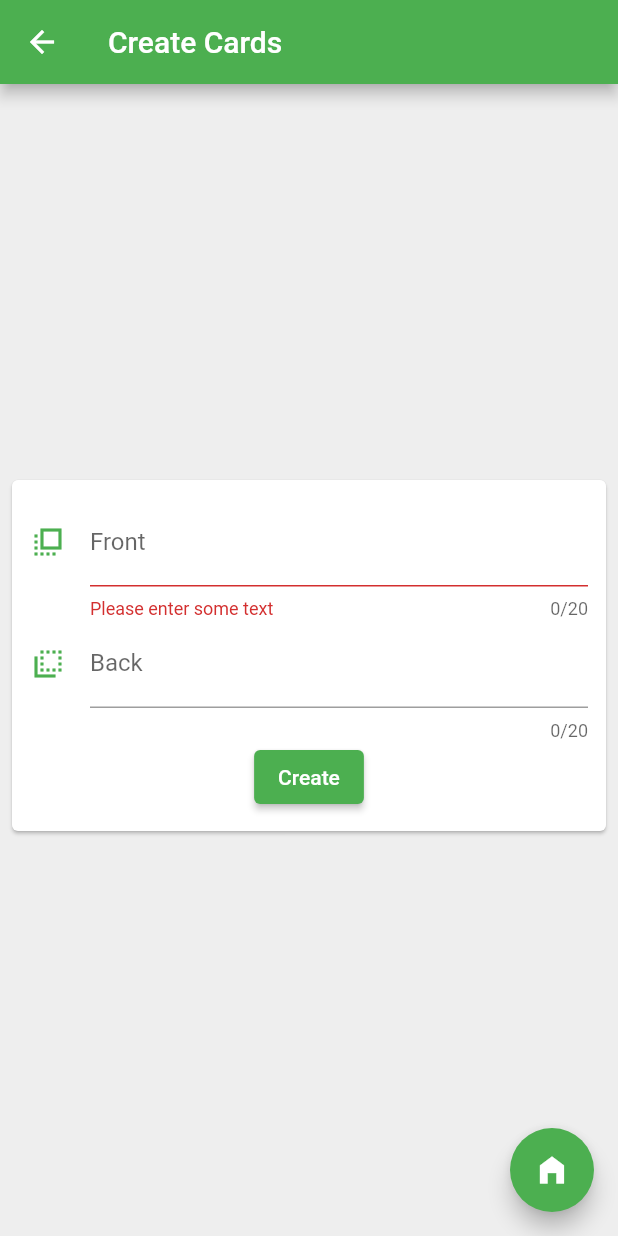
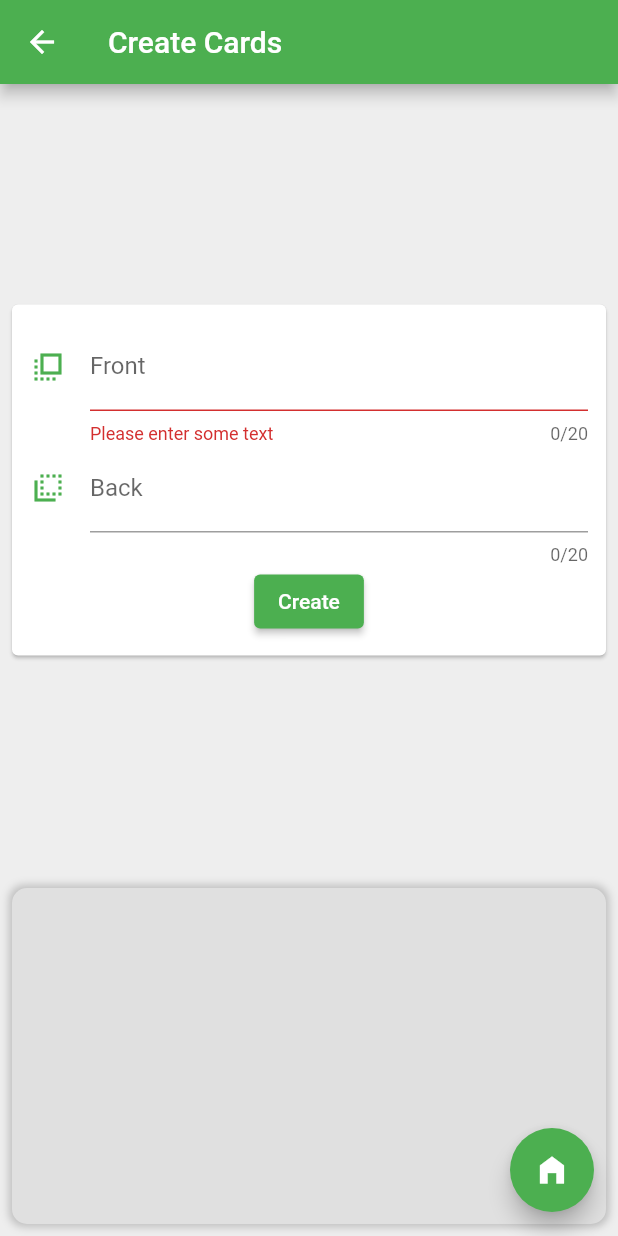
Before and after one commit to z33p/one-study-mobile, a Flutter app: the CreateCardScreen screen opened directly, after a tap on "Create", on a phone screen of 412 x 824 dp. Run offline on Flutter 3.47's test engine with Material 2 defaults, Android fonts, the phone set to English and light mode, and no system bars; our stand-ins replace flutter_speed_dial, sqflite; accounts and stored records are empty.

Commit message:
feat: create card screen and attach decks

```diff
--- a/lib/models/Card.dart
+++ b/lib/models/Card.dart
@@ -48,6 +48,7 @@ class Card implements EntityAbstract {
   Map<String, dynamic> toMap() {
     var cardMap = EntityAbstract.entityToMap(this);
 
+    cardMap[dbTable.idColumn] = this.cardId;
     cardMap[dbTable.frontColumn] = this.front;
     cardMap[dbTable.backColumn] = this.back;
 
--- a/lib/repositories/repository.dart
+++ b/lib/repositories/repository.dart
@@ -86,7 +86,7 @@ class Repository {
     if (attachIdList.isNotEmpty) {
       var sqlInsert = attachIdList.map((idToAttach) => """
         INSERT INTO ${pivotTable.tableName}(${entity.dbTable.idColumn}, ${otherTable.idColumn})
-        VALUES ($entityId, $idToAttach)
+        VALUES ($entityId, $idToAttach);
       """).join("\n");
 
       await dbInstance.rawInsert(sqlInsert);
--- a/lib/screens/create_card/create_cards_bloc.dart
+++ b/lib/screens/create_card/create_card_bloc.dart
@@ -1,7 +1,7 @@
 import 'package:flutter/material.dart'
     show BuildContext, ScaffoldMessenger, SnackBar, Text;
 import 'package:one_study_mobile/models/card.dart';
-import 'package:one_study_mobile/screens/create_card/create_cards_state.dart';
+import 'package:one_study_mobile/screens/create_card/create_card_state.dart';
 import 'package:one_study_mobile/services/card_service.dart';
 import 'package:one_study_mobile/services/deck_service.dart';
 
@@ -21,12 +21,18 @@ class CreateCardsBloc {
 
   submitCard(BuildContext context) async {
     if (!state.formKey.currentState!.validate()) return;
-    var card = new Card(
+
+    var card = Card.make(
       front: state.inputFrontTextController.text,
       back: state.inputBackTextController.text,
     );
 
-    await _cardService.createCard(card);
+    var deckSelectedIdList = state.decksSelectedList
+        .where((deckIdValueNotifier) => deckIdValueNotifier.value != null)
+        .map((deckIdValueNotifier) => deckIdValueNotifier.value!)
+        .toList();
+
+    await _cardService.create(card, attachDeckIdList: deckSelectedIdList);
 
     ScaffoldMessenger.of(context).showSnackBar(
       SnackBar(
--- a/lib/screens/create_card/create_card_screen.dart
+++ b/lib/screens/create_card/create_card_screen.dart
@@ -1,6 +1,6 @@
 import "package:flutter/material.dart";
-import 'package:one_study_mobile/screens/create_card/create_cards_bloc.dart';
-import 'package:one_study_mobile/screens/create_card/create_cards_state.dart';
+import 'package:one_study_mobile/screens/create_card/create_card_bloc.dart';
+import 'package:one_study_mobile/screens/create_card/create_card_state.dart';
 import 'package:one_study_mobile/screens/home/home_bloc.dart';
 import 'package:one_study_mobile/screens/shared/custom_providers/state_provider.dart';
 
@@ -41,17 +41,16 @@ class CreateCardScreen extends StatelessWidget {
           child: Form(
             key: state.formKey,
             child: Column(
-              mainAxisAlignment: MainAxisAlignment.spaceBetween,
               children: [
                 Expanded(
-                  flex: 1,
-                  child: SelectDecks(),
-                ),
-                Expanded(
-                  flex: 2,
+                  flex: 11,
                   child: Padding(
-                    padding: const EdgeInsets.all(4.0),
+                    padding: const EdgeInsets.symmetric(
+                      vertical: 8.0,
+                      horizontal: 4.0,
+                    ),
                     child: Column(
+                      mainAxisAlignment: MainAxisAlignment.spaceAround,
                       children: [
                         Card(
                           child: Padding(
@@ -101,7 +100,11 @@ class CreateCardScreen extends StatelessWidget {
                       ],
                     ),
                   ),
-                )
+                ),
+                Expanded(
+                  flex: 5,
+                  child: SelectDecks(),
+                ),
               ],
             ),
           ),
--- a/lib/screens/create_card/create_cards_state.dart
+++ b/lib/screens/create_card/create_card_state.dart
@@ -1,5 +1,3 @@
-import 'dart:async';
-
 import 'package:flutter/material.dart';
 import 'package:one_study_mobile/models/deck.dart';
 import 'package:one_study_mobile/screens/shared/custom_providers/state_provider.dart';
@@ -7,13 +5,14 @@ import 'package:one_study_mobile/screens/shared/custom_providers/state_provider.
 class CreateCardsState extends MyState {
   final formKey = GlobalKey<FormState>();
 
-  final ValueNotifier<int?> deckSelected = ValueNotifier(null);
-  final pageViewController = PageController(initialPage: 0);
-
   final inputFrontTextController = TextEditingController();
   final inputBackTextController = TextEditingController();
 
   final ValueNotifier<List<Deck>> decks = ValueNotifier(<Deck>[]);
+
+  List<ValueNotifier<int?>> decksSelectedList = <ValueNotifier<int?>>[];
+
+  final pageViewController = PageController(initialPage: 0);
 
   @override
   CreateCardsState createInstance() {
--- a/lib/screens/create_card/widget/select_decks/select_decks.dart
+++ b/lib/screens/create_card/widget/select_decks/select_decks.dart
@@ -5,10 +5,28 @@ import 'widgets/decks_panel.dart';
 class SelectDecks extends StatelessWidget {
   @override
   Widget build(BuildContext context) {
-    return Container(
-      width: double.infinity,
-      padding: EdgeInsets.all(4.0),
-      child: DecksPanel(),
+    return Padding(
+      padding: EdgeInsets.all(8.0),
+      child: Container(
+        width: double.infinity,
+        child: DecksPanel(),
+        decoration: BoxDecoration(
+          borderRadius: BorderRadius.only(
+              topLeft: Radius.circular(10),
+              topRight: Radius.circular(10),
+              bottomLeft: Radius.circular(10),
+              bottomRight: Radius.circular(10)),
+          color: Colors.grey[300],
+          boxShadow: [
+            BoxShadow(
+              color: Colors.grey.withOpacity(0.6),
+              spreadRadius: 2,
+              blurRadius: 4,
+              offset: Offset(0, 0), // changes position of shadow
+            ),
+          ],
+        ),
+      ),
     );
   }
 }
--- a/lib/screens/create_card/widget/select_decks/widgets/deck_chip.dart
+++ b/lib/screens/create_card/widget/select_decks/widgets/deck_chip.dart
@@ -32,7 +32,9 @@ class DeckChip extends StatelessWidget {
               fontWeight: FontWeight.bold,
             ),
           ),
-          onPressed: () => deckSelected.value = value,
+          onPressed: () => deckSelected.value == null
+              ? deckSelected.value = value
+              : deckSelected.value = null,
         );
       },
     );
--- a/lib/screens/create_card/widget/select_decks/widgets/decks_panel.dart
+++ b/lib/screens/create_card/widget/select_decks/widgets/decks_panel.dart
@@ -1,6 +1,6 @@
 import 'package:flutter/material.dart';
 import 'package:one_study_mobile/models/deck.dart';
-import 'package:one_study_mobile/screens/create_card/create_cards_state.dart';
+import 'package:one_study_mobile/screens/create_card/create_card_state.dart';
 import 'package:one_study_mobile/screens/shared/custom_providers/state_provider.dart';
 
 import 'deck_chip.dart';
@@ -10,23 +10,62 @@ class DecksPanel extends StatelessWidget {
   Widget build(BuildContext context) {
     final state = StateProvider.of<CreateCardsState>(context).state;
 
+    const pageSize = 6;
+
     return Padding(
-      padding: const EdgeInsets.all(8.0),
+      padding: const EdgeInsets.symmetric(horizontal: 6.0),
       child: ValueListenableBuilder<List<Deck>>(
         valueListenable: state.decks,
         builder: (BuildContext context, decks, _) {
-          return Wrap(
-            spacing: 32.0,
-            children: decks
-                .map((deck) => DeckChip(
-                      label: deck.title,
-                      value: deck.deckId!,
-                      deckSelected: state.deckSelected,
-                    ))
+          var decksPages = generateDecksPages(decks, pageSize);
+          state.decksSelectedList = List<ValueNotifier<int?>>.generate(
+            decks.length,
+            (index) => ValueNotifier(null),
+          );
+
+          return PageView(
+            controller: state.pageViewController,
+            children: decksPages
+                .asMap()
+                .entries
+                .map(
+                  (pageMapEntry) => Wrap(
+                    spacing: 32.0,
+                      children:
+                        pageMapEntry.value.asMap().entries.map((deckMapEntry) {
+                      var deck = deckMapEntry.value;
+
+                      var index =
+                          (deckMapEntry.key + 1) * (pageMapEntry.key + 1) - 1;
+
+                      return DeckChip(
+                        label: deck.title,
+                        value: deck.deckId!,
+                          deckSelected: state.decksSelectedList[index],
+                      );
+                    }).toList(),
+                  ),
+                )
                 .toList(),
           );
         },
       ),
     );
   }
+
+  List<List<Deck>> generateDecksPages(List<Deck> decks, int pageSize) {
+    List<List<Deck>> decksPages = [];
+
+    var start = 0;
+    while (start < decks.length) {
+      var end = start + pageSize;
+
+      if (end > decks.length) end = decks.length;
+
+      decksPages.add(decks.getRange(start, end).toList());
+      start = end;
+    }
+
+    return decksPages;
+  }
 }
--- a/lib/services/card_service.dart
+++ b/lib/services/card_service.dart
@@ -1,4 +1,5 @@
 import 'package:one_study_mobile/models/card.dart';
+import 'package:one_study_mobile/models/tables/card_deck_table.dart';
 import 'package:one_study_mobile/repositories/filters/cards/card_filter.dart';
 import 'package:one_study_mobile/repositories/filters/cards/card_filter_builder.dart';
 
@@ -25,7 +26,16 @@ class CardService extends ServiceAbstract {
     return cards;
   }
 
-  Future<void> createCard(Card card) async {
-    await repository.insert(card);
+  Future<void> create(
+    Card card, {
+    List<int> attachDeckIdList = const [],
+  }) async {
+    card.cardId = await repository.insert(card);
+
+    await repository.attach(
+      pivotTable: CardDeckTable.instance,
+      entity: card,
+      attachIdList: attachDeckIdList,
+    );
   }
 }
```
